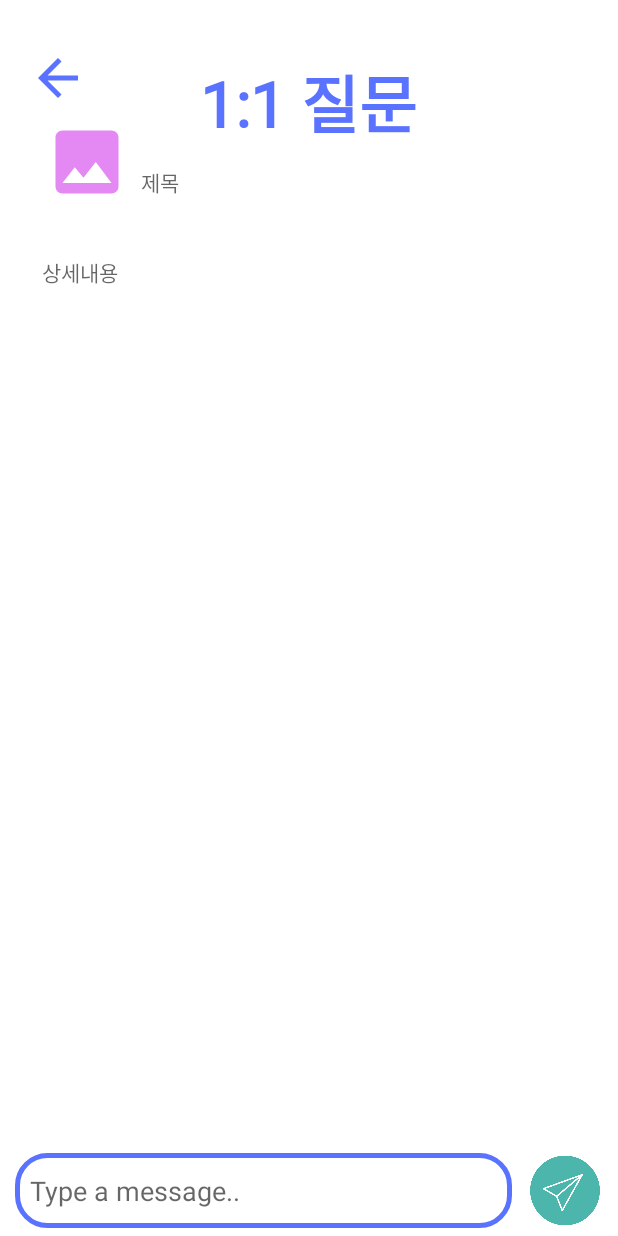
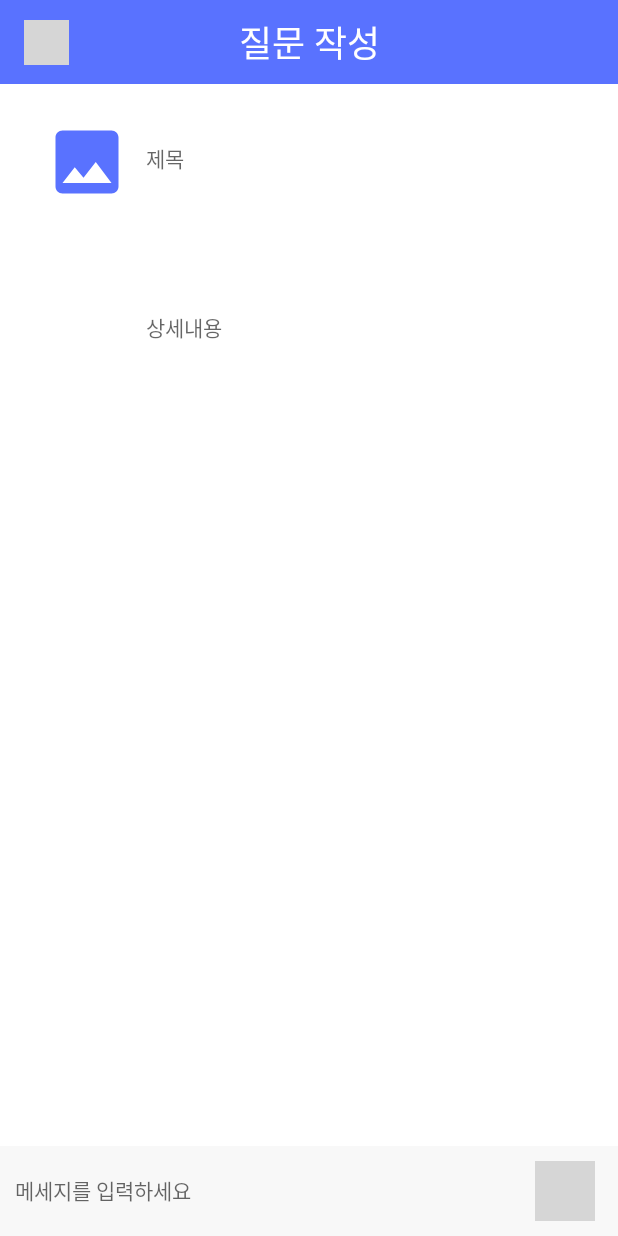
Before and after one commit to betterafter/2022_final_project, an Android app: the ChatActivity screen opened directly, with no data from a screen before it, on a phone screen of 412 x 824 dp. Run offline under Robolectric (Android 15) with nearby library versions, the light colour scheme and no system bars; our stand-ins replace Dagger/Hilt's generated code, Firebase (no records; nobody signed in at launch, a user with empty details on screens opened directly), data binding; libraries missing offline, so code that uses them is left out: com.facebook, com.facebook.login; Roboto replaces fonts that are not available here; grey boxes are pictures that could not be loaded.

Commit message:
[feat] 1:1 채팅 디자인 수정

```diff
--- a/presentation/src/main/res/drawable/chat_left_backgroud.xml
+++ b/presentation/src/main/res/drawable/chat_left_backgroud.xml
@@ -1,5 +1,5 @@
 <?xml version="1.0" encoding="utf-8"?>
 <shape xmlns:android="http://schemas.android.com/apk/res/android">
     <corners android:radius="15dp"/>
-    <solid android:color="@color/light_main_color"/>
+    <solid android:color="@color/sub_color"/>
 </shape>
--- a/presentation/src/main/res/layout/activity_private_chat.xml
+++ b/presentation/src/main/res/layout/activity_private_chat.xml
@@ -1,5 +1,6 @@
 <?xml version="1.0" encoding="utf-8"?>
-<layout xmlns:android="http://schemas.android.com/apk/res/android"
+<layout xmlns:tools="http://schemas.android.com/tools"
+    xmlns:android="http://schemas.android.com/apk/res/android"
     xmlns:app="http://schemas.android.com/apk/res-auto">
 
     <data>
@@ -13,101 +14,133 @@
         android:layout_height="match_parent"
         android:background="#FFFFFF">
 
+        <androidx.constraintlayout.widget.ConstraintLayout
+            android:id="@+id/constraintLayout"
+            android:layout_width="match_parent"
+            android:layout_height="wrap_content"
+            android:background="@color/main_color"
+            android:paddingVertical="10dp"
+            app:layout_constraintEnd_toEndOf="parent"
+            app:layout_constraintStart_toStartOf="parent"
+            app:layout_constraintTop_toTopOf="parent">
+
             <ImageView
                 android:id="@+id/iv_privatechat_back"
-            android:layout_width="45dp"
-            android:layout_height="40dp"
+                android:layout_width="30dp"
+                android:layout_height="30dp"
                 android:layout_marginStart="16dp"
-            android:layout_marginTop="32dp"
+                app:layout_constraintBottom_toBottomOf="parent"
                 app:layout_constraintStart_toStartOf="parent"
                 app:layout_constraintTop_toTopOf="parent"
-            app:srcCompat="@drawable/ic_baseline_arrow_back_24"
-            app:tint="@color/main_color" />
+                app:srcCompat="@drawable/ic_back2"
+                app:tint="@color/white" />
 
             <TextView
                 android:id="@+id/tv_privatechat_name"
                 android:layout_width="wrap_content"
                 android:layout_height="wrap_content"
-            android:layout_marginTop="36dp"
-            android:text="1:1 질문"
-            android:fontFamily="@font/angel"
-            android:textColor="@color/main_color"
-            android:textSize="42sp"
-            android:textStyle="bold"
+                android:fontFamily="sans-serif"
+                android:text="질문 작성"
+                android:textColor="@color/white"
+                android:textSize="24sp"
+                app:layout_constraintBottom_toBottomOf="parent"
                 app:layout_constraintEnd_toEndOf="parent"
-            app:layout_constraintHorizontal_bias="0.498"
                 app:layout_constraintStart_toStartOf="parent"
                 app:layout_constraintTop_toTopOf="parent" />
+        </androidx.constraintlayout.widget.ConstraintLayout>
+
 
         <ImageView
             android:id="@+id/iv_privatechat_photo"
             android:layout_width="60dp"
             android:layout_height="60dp"
             android:layout_marginStart="28dp"
-            android:layout_marginTop="8dp"
+            android:layout_marginTop="24dp"
             android:paddingBottom="4dp"
             app:layout_constraintStart_toStartOf="parent"
-            app:layout_constraintTop_toBottomOf="@+id/iv_privatechat_back"
+            app:layout_constraintTop_toBottomOf="@+id/constraintLayout"
             app:srcCompat="@drawable/ic_baseline_insert_photo_24"
-            app:tint="@color/light_main_color" />
+            app:tint="@color/main_color" />
 
         <TextView
             android:id="@+id/tv_privatechat_title"
-            android:layout_width="286dp"
-            android:layout_height="60dp"
-            android:layout_marginTop="11dp"
+            android:layout_width="wrap_content"
+            android:layout_height="wrap_content"
+            android:layout_marginTop="32dp"
             android:ems="10"
             android:hint="제목"
             android:inputType="textPersonName"
-            app:layout_constraintEnd_toEndOf="@+id/tv_privatechat_details"
-            app:layout_constraintTop_toBottomOf="@+id/tv_privatechat_name" />
+            app:layout_constraintBottom_toTopOf="@+id/tv_privatechat_details"
+            app:layout_constraintEnd_toEndOf="parent"
+            app:layout_constraintHorizontal_bias="0.056"
+            app:layout_constraintStart_toEndOf="@+id/iv_privatechat_photo"
+            app:layout_constraintTop_toBottomOf="@+id/constraintLayout"
+            app:layout_constraintVertical_bias="0.071" />
 
         <TextView
             android:id="@+id/tv_privatechat_details"
-            android:layout_width="352dp"
-            android:layout_height="90dp"
+            android:layout_width="wrap_content"
+            android:layout_height="wrap_content"
+            android:layout_marginBottom="104dp"
             android:ems="10"
             android:gravity="top"
             android:hint="상세내용"
             android:inputType="textPersonName"
-            app:layout_constraintStart_toStartOf="@+id/iv_privatechat_photo"
-            app:layout_constraintTop_toBottomOf="@+id/tv_privatechat_title" />
+            app:layout_constraintBottom_toTopOf="@+id/rv_privatechat_chatrv"
+            app:layout_constraintEnd_toEndOf="parent"
+            app:layout_constraintHorizontal_bias="0.0"
+            app:layout_constraintStart_toStartOf="@+id/tv_privatechat_title" />
 
         <androidx.recyclerview.widget.RecyclerView
             android:id="@+id/rv_privatechat_chatrv"
+            android:layout_width="355dp"
+            android:layout_height="410dp"
+            android:layout_marginBottom="20dp"
+            android:padding="10dp"
+            app:layout_constraintBottom_toTopOf="@+id/view"
+            app:layout_constraintEnd_toEndOf="parent"
+            app:layout_constraintStart_toStartOf="parent" />
+
+        <View
+            android:id="@+id/view"
             android:layout_width="match_parent"
-            android:layout_height="0dp"
-            android:padding="10dp"
-            app:layout_constraintBottom_toTopOf="@+id/linearLayout_privatechat"
-            app:layout_constraintTop_toBottomOf="@+id/tv_privatechat_details" />
+            android:layout_height="1dp"
+            app:layout_constraintBottom_toTopOf="@+id/linearLayout_privatechat" />
 
         <LinearLayout
             android:id="@+id/linearLayout_privatechat"
             android:layout_width="match_parent"
             android:layout_height="wrap_content"
             android:layout_alignParentBottom="true"
-            android:layout_marginBottom="5dp"
+            android:background="#F8F8F8"
             android:orientation="horizontal"
+            android:paddingVertical="10dp"
+            android:paddingRight="15dp"
             android:weightSum="100"
             app:layout_constraintBottom_toBottomOf="parent"
-            app:layout_constraintEnd_toEndOf="parent">
+            app:layout_constraintEnd_toEndOf="parent"
+            app:layout_constraintStart_toStartOf="parent">
 
             <EditText
                 android:id="@+id/et_privatechat_messagebox"
-                android:layout_width="wrap_content"
-                android:layout_height="50dp"
-                android:layout_marginLeft="10dp"
+                android:layout_width="0dp"
+                android:layout_height="match_parent"
+                android:layout_gravity="center"
                 android:layout_weight="90"
-                android:background="@drawable/message_box_background"
-                android:hint="Type a message.."
-                android:paddingLeft="10dp" />
+                android:background="@android:color/transparent"
+                android:hint="메세지를 입력하세요"
+                android:paddingVertical="10dp"
+                android:paddingLeft="10dp"
+                android:textCursorDrawable="@drawable/bg_edittext_cursor"
+                android:textSize="14sp" />
 
             <ImageView
                 android:id="@+id/iv_privatechat_sendbutton"
-                android:layout_width="50dp"
-                android:layout_height="50dp"
+                android:layout_width="0dp"
+                android:layout_height="40dp"
                 android:layout_weight="10"
-                android:src="@drawable/send_icon" />
+                android:src="@drawable/ic_send"
+                app:tint="@color/main_color" />
 
 
         </LinearLayout>
--- a/presentation/src/main/res/values/colors.xml
+++ b/presentation/src/main/res/values/colors.xml
@@ -11,7 +11,7 @@
     <color name="main_color_item_background">#010B43</color>
     <color name="light_main_color">#E489F4</color>
     <color name="secondary_color">#FC8EE4</color>
-    <color name="sub_color">#FCBFBB</color>
+    <color name="sub_color">#FF5F54</color>
     <color name="sub_color_2">#FBDDC4</color>
     <color name="background_black">#000000</color>
 
```
Lines whose indentation alone changed are shown as unchanged.
